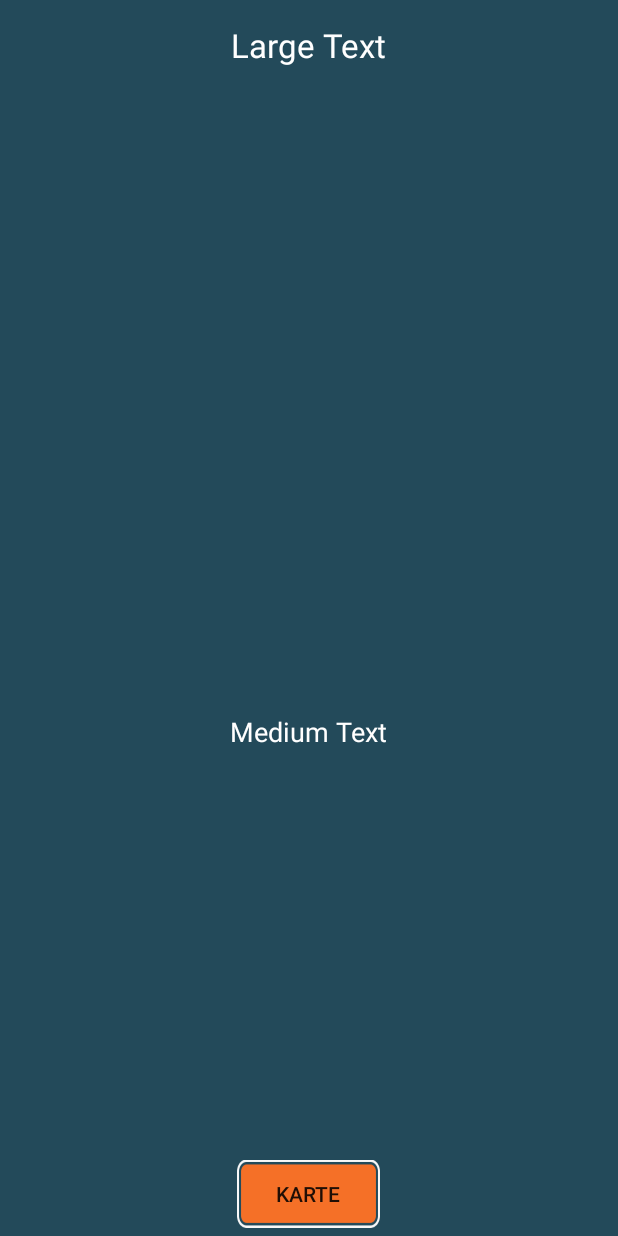
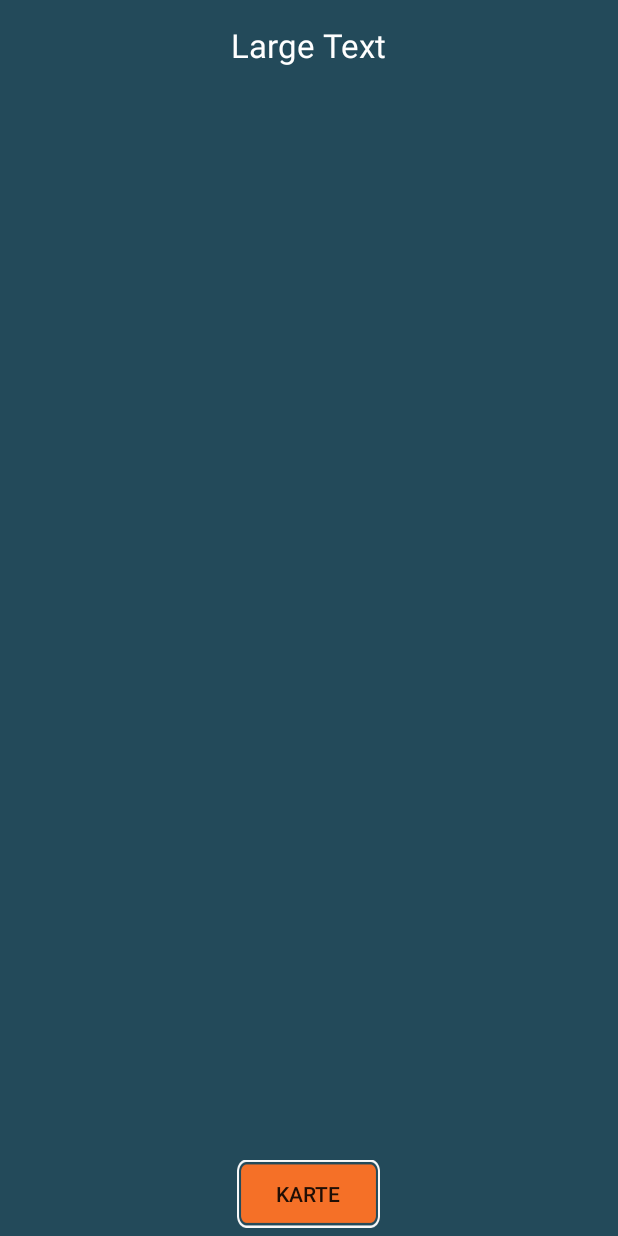
Before and after one commit to Volker89/KaLiTour, an Android app: the layout frag2.xml on its own in the app's theme, with its tools: preview values and no code run, on a phone screen of 412 x 824 dp. Run offline under Robolectric (Android 15) with nearby library versions, the phone set to English and light mode, and no system bars.

Commit message:
Fragments finalisiert

```diff
--- a/app/src/main/java/kaliapps/kalitour/Fragment3.java
+++ b/app/src/main/java/kaliapps/kalitour/Fragment3.java
@@ -26,12 +26,12 @@ public class Fragment3 extends Fragment {
     public View onCreateView(LayoutInflater inflater, @Nullable ViewGroup container, @Nullable Bundle savedInstanceState) {
         View rootView = inflater.inflate(R.layout.frag3, container,false);
 
+        final MediaPlayer sound = MediaPlayer.create(getActivity(), R.raw.hund);
+
         Button play, pause, stop;
 
         play = (Button) rootView.findViewById(R.id.play);
         stop = (Button) rootView.findViewById(R.id.stop);
-
-        final MediaPlayer sound = MediaPlayer.create(getActivity(), R.raw.hund);
 
         play.setOnClickListener(new View.OnClickListener() {
             @Override
--- a/app/src/main/res/layout/frag2.xml
+++ b/app/src/main/res/layout/frag2.xml
@@ -25,19 +25,7 @@
             android:layout_below="@+id/textView_stationNameBild"
             android:layout_centerHorizontal="true" />
 
-        <TextView
-            android:layout_width="wrap_content"
-            android:layout_height="wrap_content"
-            android:textAppearance="?android:attr/textAppearanceMedium"
-            android:text="Medium Text"
-            android:id="@+id/textView_bildTitel"
-            android:textColor="@color/text_color"
-            android:layout_marginTop="15dp"
-            android:layout_gravity="center_horizontal"
-            android:layout_below="@+id/imageView_stationBild"
-            android:layout_centerHorizontal="true" />
-
-        <Button
+    <Button
             android:layout_width="95dp"
             android:layout_height="45dp"
             android:text="Karte"
```
